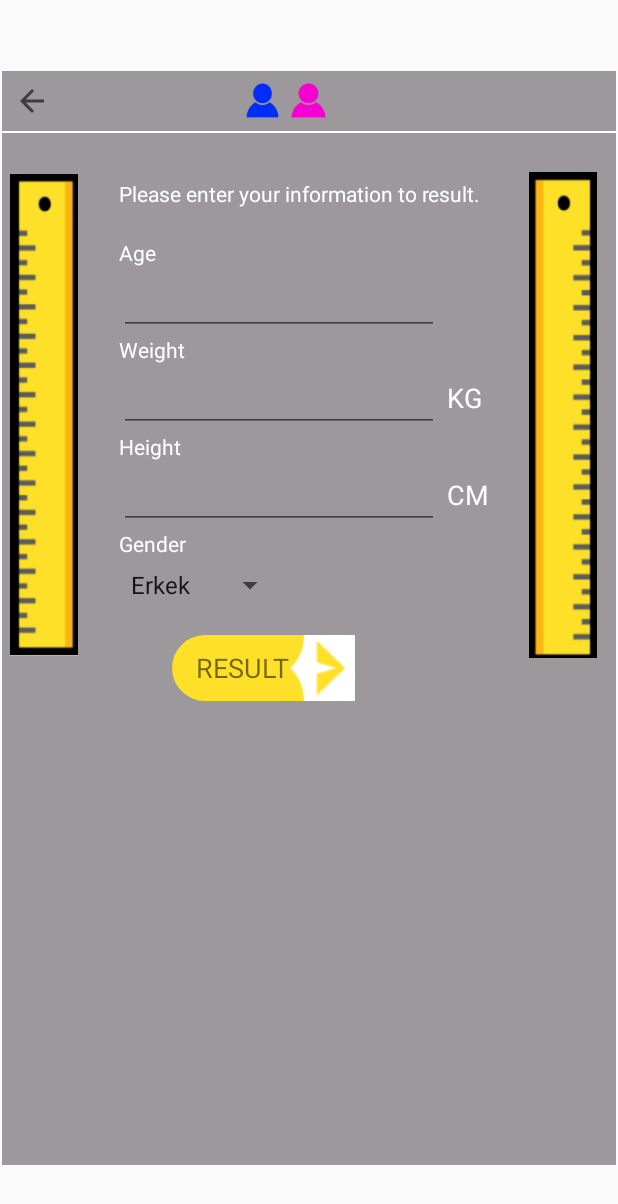
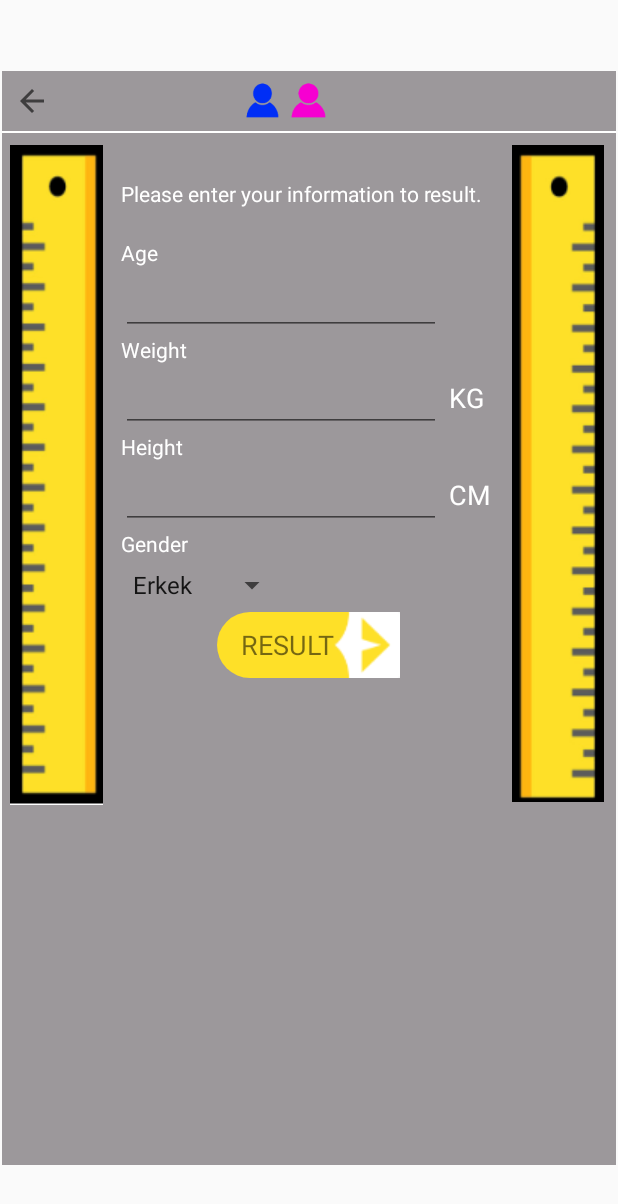
Before and after one commit to FoxyCodeAndroid/Boykiloapp, an Android app: the SingleFragment screen opened through its navigation route, on a phone screen of 412 x 824 dp. Shown: the top 1204 px of the screen. Run offline under Robolectric (Android 15) with nearby library versions, the light colour scheme and no system bars; plain views replace StepProgressView; 1 statement that could not run was skipped.

Commit message:
refactor code

```diff
--- a/app/src/main/java/com/example/boykloapp/View/CalculationResultView.kt
+++ b/app/src/main/java/com/example/boykloapp/View/CalculationResultView.kt
@@ -1,6 +1,7 @@
 package com.example.boykloapp.View
 
+import com.example.boykloapp.data.AppMessage
+
 interface CalculationResultView {
-    fun onCalculationSuccess(message : String)
-    fun onCalculationError(message : String)
+    fun onCalculationMessage(type: AppMessage)
 }
--- a/app/src/main/java/com/example/boykloapp/model/BodyCmKgInterface.kt
+++ b/app/src/main/java/com/example/boykloapp/model/BodyCmKgInterface.kt
@@ -1,6 +1,4 @@
 package com.example.boykloapp.model
-
-import android.content.Context
 
 interface BodyCmKgInterface {
     val height : Float
--- a/app/src/main/java/com/example/boykloapp/presenter/Presenter.kt
+++ b/app/src/main/java/com/example/boykloapp/presenter/CalculationViewState.kt
@@ -2,7 +2,7 @@ package com.example.boykloapp.presenter
 
 import android.content.Context
 
-interface Presenter { //ismi viewState olsun, CalculationPresenterViewState tarzı genel isinmlendire kuralı mvp de
+interface CalculationViewState {
     fun calculationBodyCmKg(cm: Float, kg: Float)= (kg / ((cm * cm) / 10000))
     fun resCal(endex: Int,context: Context) : String
     fun calculationBodyInchPound(inches: Float, pounds: Float) = ((pounds) / (inches * inches) * 703)
--- a/app/src/main/java/com/example/boykloapp/ui/SingleFragment.kt
+++ b/app/src/main/java/com/example/boykloapp/ui/SingleFragment.kt
@@ -11,12 +11,11 @@ import android.widget.ArrayAdapter
 import android.widget.Toast
 import androidx.fragment.app.Fragment
 import com.example.boykloapp.View.CalculationResultView
+import com.example.boykloapp.data.AppMessage
 import com.example.boykloapp.presenter.CalculationPresenter
-import com.example.boykloapp.presenter.Presenter
 import com.example.boykloapp.utils.SettingsUtils
 import com.foxycode.bedenolcer.R
 import com.foxycode.bedenolcer.databinding.FragmentSingleBinding
-import es.dmoral.toasty.Toasty
 
 class SingleFragment : Fragment(),CalculationResultView {
     private var bundle = Bundle()
@@ -24,7 +23,7 @@ class SingleFragment : Fragment(),CalculationResultView {
     private var result1: Float = 0.0f
     private var genderSelectedItem1: Int? = null
 
-    private lateinit var presenter: Presenter
+    private lateinit var presenter: CalculationPresenter
     private var _binding: FragmentSingleBinding? = null
     private val binding get() = _binding!!
 
@@ -108,12 +107,9 @@ class SingleFragment : Fragment(),CalculationResultView {
         return true
     }
 
-    override fun onCalculationSuccess(message: String) {
-        Toasty.success(requireContext(), message, Toast.LENGTH_SHORT).show()
-    }
 
-    override fun onCalculationError(message: String) {
-        Toasty.error(requireContext(), message, Toast.LENGTH_SHORT).show()
+    override fun onCalculationMessage(type: AppMessage) {
+            //Couple göre
     }
 
 }
--- a/app/src/main/res/layout/fragment_single.xml
+++ b/app/src/main/res/layout/fragment_single.xml
@@ -18,15 +18,15 @@
         android:orientation="horizontal">
 
         <LinearLayout
-            android:layout_width="wrap_content"
+            android:layout_width="0dp"
             android:layout_height="match_parent"
             android:layout_weight="1"
             android:orientation="vertical">
 
             <ImageView
                 android:id="@+id/rul"
-                android:layout_width="45dp"
-                android:layout_height="360dp"
+                android:layout_width="wrap_content"
+                android:layout_height="wrap_content"
                 android:layout_marginStart="5dp"
                 android:layout_marginTop="8dp"
                 app:srcCompat="@drawable/ruler" />
@@ -34,14 +34,14 @@
         </LinearLayout>
 
         <LinearLayout
+            android:layout_marginStart="10dp"
             android:layout_width="wrap_content"
             android:layout_height="match_parent"
             android:layout_gravity="center"
-            android:layout_weight="1"
+            android:layout_margin="5dp"
+            android:layout_weight="0"
             android:gravity="start"
-            android:orientation="vertical"
-            android:padding="5dp"
-            android:paddingStart="15dp">
+            android:orientation="vertical">
 
 
             <TextView
@@ -153,15 +153,13 @@
                 android:id="@+id/btn_single_result"
                 android:layout_width="wrap_content"
                 android:layout_height="wrap_content"
-                android:layout_marginLeft="35dp"
-                android:layout_marginTop="15dp"
+                android:layout_gravity="center"
                 android:background="@drawable/single_custom_button_result"
-                android:drawableRight="@drawable/single_button_corner2"
                 android:gravity="center"
-                android:onClick="btn_result"
                 android:paddingStart="15dp"
                 android:text="RESULT"
-                android:textSize="18sp" />
+                android:textSize="18sp"
+                app:drawableRightCompat="@drawable/single_button_corner2" />
 
             <params.com.stepprogressview.StepProgressView
 
@@ -170,11 +168,11 @@
                 android:layout_height="wrap_content"
                 android:layout_marginTop="50dp"
                 android:background="@drawable/progressbar_color"
+                android:visibility="gone"
                 app:markerColor="@android:color/black"
                 app:markerWidth="3dp"
                 app:markers="17,25"
                 app:progressColor="#F19A19"
-                android:visibility="gone"
                 app:textMargin="1dp"
                 app:textSize="20sp"
                 app:totalProgress="40" />
@@ -234,15 +232,15 @@
         </LinearLayout>
 
         <LinearLayout
-            android:layout_width="wrap_content"
+            android:layout_width="0dp"
             android:layout_height="match_parent"
             android:layout_weight="1"
             android:orientation="vertical">
 
             <ImageView
                 android:id="@+id/imageView7"
-                android:layout_width="45dp"
-                android:layout_height="360dp"
+                android:layout_width="wrap_content"
+                android:layout_height="wrap_content"
                 android:layout_marginStart="5dp"
                 android:layout_marginTop="8dp"
                 app:layout_constraintEnd_toEndOf="parent"
```
Also changed, not shown: app/src/main/java/com/example/boykloapp/data/AppMessage.kt (added, +8 -0 lines), app/src/main/java/com/example/boykloapp/presenter/CalculationPresenter.kt (+21 -20 lines), app/src/main/java/com/example/boykloapp/ui/CoupleFragment.kt (+65 -33 lines), app/src/main/java/com/example/boykloapp/utils/ToastUtil.kt (added, +11 -0 lines), app/src/main/res/layout/fragment_main_screen.xml (+3 -6 lines), app/src/main/res/values/strings.xml (+1 -13 lines), 1 other file.
